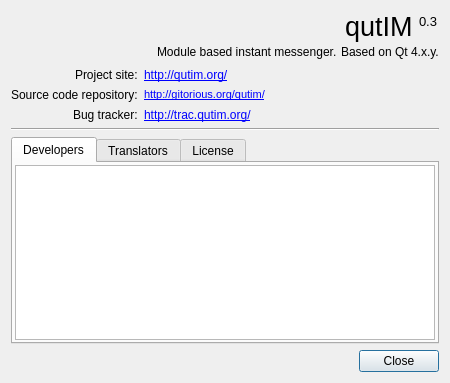
This is src/corelayers/simpleabout/simpleaboutdialog.ui in euroelessar/qutim as Qt 5 draws it before an edit. The edited form follows.
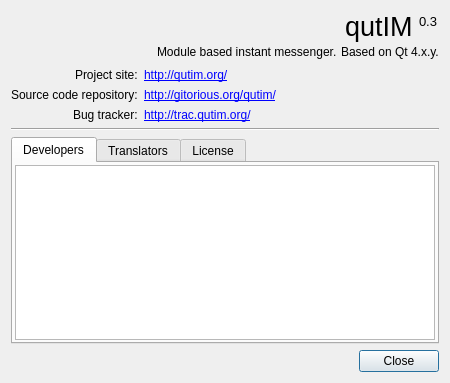
This is the edited form.

Commit message: Simpleaboutdialog fonts fix.

Patch:
```diff
--- a/src/corelayers/simpleabout/simpleaboutdialog.ui
+++ b/src/corelayers/simpleabout/simpleaboutdialog.ui
@@ -131,11 +131,7 @@
      <item row="1" column="1">
       <widget class="QLabel" name="label_4">
        <property name="text">
-        <string notr="true">&lt;!DOCTYPE HTML PUBLIC &quot;-//W3C//DTD HTML 4.0//EN&quot; &quot;http://www.w3.org/TR/REC-html40/strict.dtd&quot;&gt;
-&lt;html&gt;&lt;head&gt;&lt;meta name=&quot;qrichtext&quot; content=&quot;1&quot; /&gt;&lt;style type=&quot;text/css&quot;&gt;
-p, li { white-space: pre-wrap; }
-&lt;/style&gt;&lt;/head&gt;&lt;body style=&quot; font-family:'MS Shell Dlg 2'; font-size:8.25pt; font-weight:400; font-style:normal;&quot;&gt;
-&lt;p style=&quot; margin-top:0px; margin-bottom:0px; margin-left:0px; margin-right:0px; -qt-block-indent:0; text-indent:0px;&quot;&gt;&lt;a href=&quot;http://gitorious.org/qutim&quot;&gt;&lt;span style=&quot; text-decoration: underline; color:#0000ff;&quot;&gt;http://gitorious.org/qutim/&lt;/span&gt;&lt;/a&gt;&lt;/p&gt;&lt;/body&gt;&lt;/html&gt;</string>
+        <string notr="true">&lt;a href=&quot;http://gitorious.org/qutim&quot;&gt;http://gitorious.org/qutim/&lt;/a&gt;</string>
        </property>
        <property name="openExternalLinks">
         <bool>true</bool>
```
Left out of the diff: 1 changed line with no effect on the pictures. The commit also changes 1 other file.
